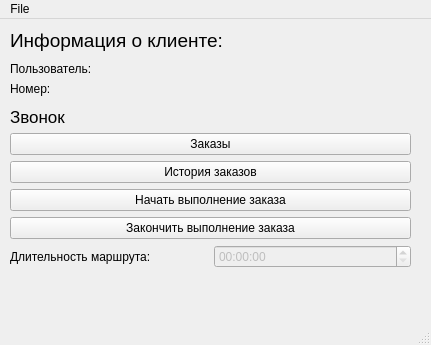
This is lib/clientmainwindow.ui in akosleepe/Project as Qt 5 draws it before an edit. The edited form follows.
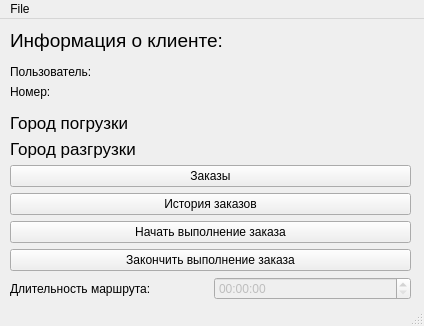
This is the edited form.

What changed in the file:
```diff
--- a/lib/clientmainwindow.ui
+++ b/lib/clientmainwindow.ui
@@ -6,8 +6,8 @@
    <rect>
     <x>0</x>
     <y>0</y>
-    <width>431</width>
-    <height>345</height>
+    <width>424</width>
+    <height>326</height>
    </rect>
   </property>
   <property name="windowTitle">
@@ -20,27 +20,17 @@
       <x>10</x>
       <y>10</y>
       <width>401</width>
-      <height>239</height>
+      <height>271</height>
      </rect>
     </property>
     <layout class="QGridLayout" name="gridLayout">
-     <item row="10" column="1">
-      <widget class="QTimeEdit" name="routeTimeEdit">
-       <property name="enabled">
-        <bool>false</bool>
-       </property>
-       <property name="displayFormat">
-        <string>HH:mm:ss</string>
-       </property>
-      </widget>
-     </item>
-     <item row="10" column="0">
-      <widget class="QLabel" name="label_5">
-       <property name="layoutDirection">
-        <enum>Qt::LeftToRight</enum>
+     <item row="8" column="0" colspan="2">
+      <widget class="QPushButton" name="routeHistoryButton">
+       <property name="styleSheet">
+        <string notr="true"/>
        </property>
        <property name="text">
-        <string>Длительность маршрута:</string>
+        <string>История заказов</string>
        </property>
       </widget>
      </item>
@@ -63,13 +53,13 @@
        </property>
       </widget>
      </item>
-     <item row="6" column="0" colspan="2">
-      <widget class="QPushButton" name="routeButton">
-       <property name="styleSheet">
-        <string notr="true"/>
+     <item row="9" column="0" colspan="2">
+      <widget class="QPushButton" name="startRouteButton">
+       <property name="enabled">
+        <bool>true</bool>
        </property>
        <property name="text">
-        <string>Заказы</string>
+        <string>Начать выполнение заказа</string>
        </property>
       </widget>
      </item>
@@ -87,16 +77,6 @@
        </property>
       </widget>
      </item>
-     <item row="8" column="0" colspan="2">
-      <widget class="QPushButton" name="startRouteButton">
-       <property name="enabled">
-        <bool>true</bool>
-       </property>
-       <property name="text">
-        <string>Начать выполнение заказа</string>
-       </property>
-      </widget>
-     </item>
      <item row="1" column="0">
       <spacer name="verticalSpacer">
        <property name="orientation">
@@ -123,37 +103,50 @@
        </property>
       </spacer>
      </item>
-     <item row="5" column="0" colspan="2">
-      <widget class="QLabel" name="label_2">
-       <property name="font">
-        <font>
-         <pointsize>13</pointsize>
-        </font>
+     <item row="11" column="0">
+      <widget class="QLabel" name="label_5">
+       <property name="layoutDirection">
+        <enum>Qt::LeftToRight</enum>
        </property>
        <property name="text">
-        <string>Звонок</string>
-       </property>
-      </widget>
-     </item>
-     <item row="2" column="1">
-      <widget class="QLabel" name="nameUser">
-       <property name="text">
-        <string/>
+        <string>Длительность маршрута:</string>
        </property>
       </widget>
      </item>
      <item row="7" column="0" colspan="2">
-      <widget class="QPushButton" name="routeHistoryButton">
+      <widget class="QPushButton" name="routeButton">
        <property name="styleSheet">
         <string notr="true"/>
        </property>
        <property name="text">
-        <string>История заказов</string>
+        <string>Заказы</string>
        </property>
       </widget>
      </item>
-     <item row="9" column="0" colspan="2">
-      <widget class="QPushButton" name="endRouteButton_2">
+     <item row="5" column="0">
+      <widget class="QLabel" name="label_2">
+       <property name="font">
+        <font>
+         <pointsize>13</pointsize>
+        </font>
+       </property>
+       <property name="text">
+        <string>Город погрузки</string>
+       </property>
+      </widget>
+     </item>
+     <item row="11" column="1">
+      <widget class="QTimeEdit" name="routeTimeEdit">
+       <property name="enabled">
+        <bool>false</bool>
+       </property>
+       <property name="displayFormat">
+        <string>HH:mm:ss</string>
+       </property>
+      </widget>
+     </item>
+     <item row="10" column="0" colspan="2">
+      <widget class="QPushButton" name="endRouteButton">
        <property name="enabled">
         <bool>true</bool>
        </property>
@@ -162,6 +155,32 @@
        </property>
       </widget>
      </item>
+     <item row="3" column="1">
+      <widget class="QLabel" name="numberUser">
+       <property name="text">
+        <string/>
+       </property>
+      </widget>
+     </item>
+     <item row="6" column="0">
+      <widget class="QLabel" name="label_3">
+       <property name="font">
+        <font>
+         <pointsize>13</pointsize>
+        </font>
+       </property>
+       <property name="text">
+        <string>Город разгрузки</string>
+       </property>
+      </widget>
+     </item>
+     <item row="6" column="1">
+      <widget class="QLabel" name="unloadingCity">
+       <property name="text">
+        <string/>
+       </property>
+      </widget>
+     </item>
     </layout>
    </widget>
   </widget>
@@ -170,7 +189,7 @@
     <rect>
      <x>0</x>
      <y>0</y>
-     <width>431</width>
+     <width>424</width>
      <height>20</height>
     </rect>
    </property>
```
Left out of the diff: 17 changed lines with no effect on the pictures.
